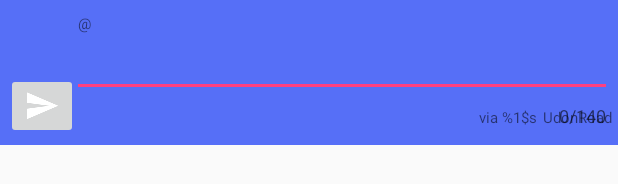
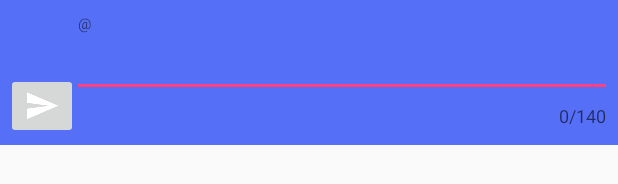
Before and after one commit to akihito104/UdonRoad, an Android app: the layout fragment_main_appbar.xml on its own in the app's theme, with its tools: preview values and no code run, on a phone screen of 412 x 824 dp. Shown: the part 299-483 px from the top of the screen. Run offline under Robolectric (Android 15) with nearby library versions, the phone set to English and light mode, and no system bars.

Commit message:
refactored TweetInputView #33

```diff
--- a/app/src/main/java/com/freshdigitable/udonroad/TweetInputView.java
+++ b/app/src/main/java/com/freshdigitable/udonroad/TweetInputView.java
@@ -46,7 +46,7 @@ public class TweetInputView extends RelativeLayout {
     final View v = View.inflate(context, R.layout.tweet_input_view, this);
     inputText = (TextInputEditText) v.findViewById(R.id.tw_intext);
     final InputMethodManager inputMethodManager
-        = (InputMethodManager) getContext().getSystemService(Context.INPUT_METHOD_SERVICE);
+        = (InputMethodManager) context.getSystemService(Context.INPUT_METHOD_SERVICE);
     inputText.setOnFocusChangeListener(new OnFocusChangeListener() {
       @Override
       public void onFocusChange(View v, boolean hasFocus) {
@@ -55,7 +55,6 @@ public class TweetInputView extends RelativeLayout {
         } else {
           inputMethodManager.hideSoftInputFromWindow(v.getWindowToken(), 0);
         }
-
       }
     });
 
--- a/app/src/main/res/layout/tweet_input_view.xml
+++ b/app/src/main/res/layout/tweet_input_view.xml
@@ -3,7 +3,10 @@
        xmlns:tools="http://schemas.android.com/tools"
        xmlns:app="http://schemas.android.com/apk/res-auto"
     >
-
+<!--<RelativeLayout-->
+    <!--android:layout_width="match_parent"-->
+    <!--android:layout_height="wrap_content"-->
+    <!--&gt;-->
     <ImageView
         android:id="@+id/tw_icon"
         android:layout_width="@dimen/tweet_user_icon"
@@ -48,27 +51,6 @@
         android:layout_toEndOf="@+id/tw_at"
         android:textSize="@dimen/tweet_small_fontsize"/>
 
-    <TextView
-        android:id="@+id/textView"
-        android:layout_width="wrap_content"
-        android:layout_height="wrap_content"
-        android:text="@string/tweet_via"
-        android:textSize="@dimen/tweet_small_fontsize"
-        android:layout_marginRight="4dp"
-        android:layout_alignTop="@+id/tw_appname"
-        android:layout_toStartOf="@+id/tw_appname"
-        />
-
-    <TextView
-        android:id="@+id/tw_appname"
-        android:layout_width="wrap_content"
-        android:layout_height="wrap_content"
-        android:text="@string/app_name"
-        android:textSize="@dimen/tweet_small_fontsize"
-        android:layout_alignBottom="@+id/tw_vtil"
-        android:layout_alignEnd="@+id/tw_vtil"
-        />
-
     <android.support.design.widget.TextInputLayout
         android:id="@+id/tw_vtil"
         android:layout_width="wrap_content"
@@ -98,5 +80,5 @@
         android:layout_below="@+id/tw_icon"
         android:layout_alignParentStart="true"
         />
-
+<!--</RelativeLayout>-->
 </merge>
```
